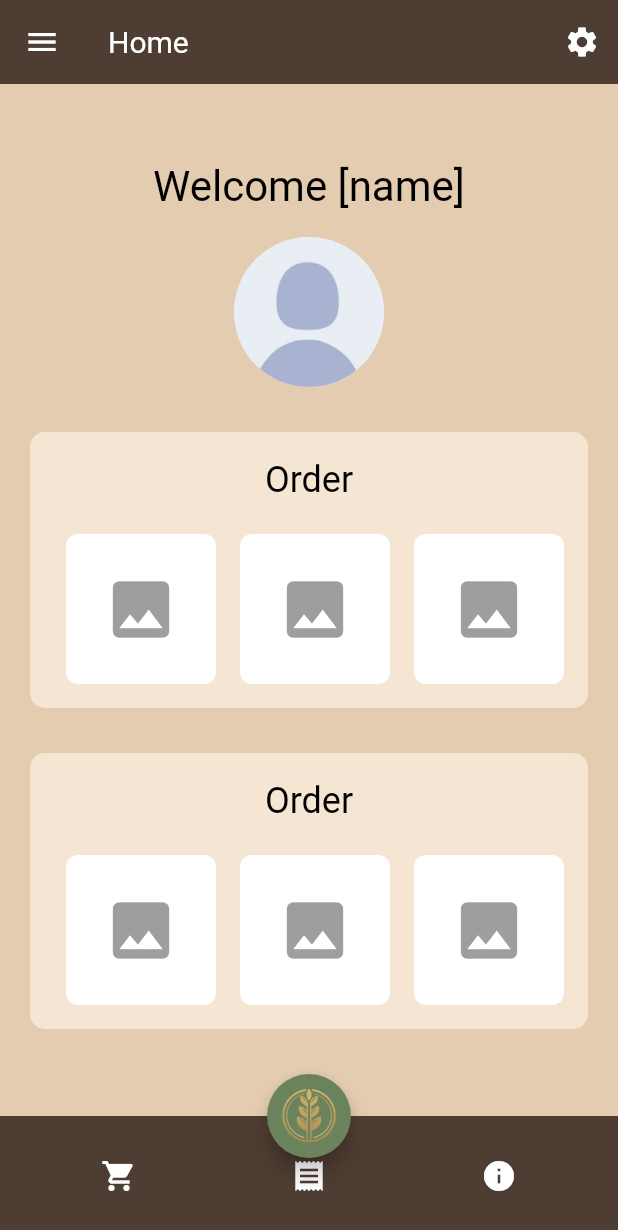
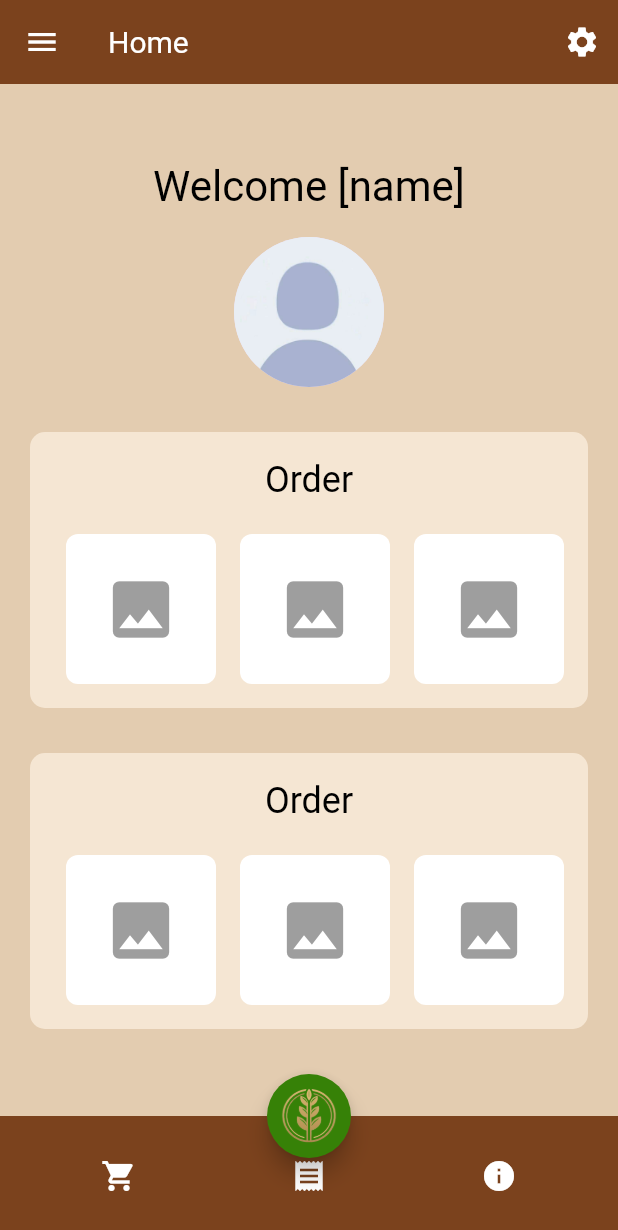
Before and after one commit to VoxMonstra/CSC-4610-Web-Warriors, a Flutter app: the screen it shows after launch, on a phone screen of 412 x 824 dp. Shown: the top 1230 px of the screen. Run offline on Flutter 3.47's test engine with Material 3 defaults, Android fonts, the light colour scheme and no system bars; our stand-ins replace google_fonts, shared_preferences.

Commit message:
Redesign: Change some colors of the UI

```diff
--- a/src/lib/screens/about.dart
+++ b/src/lib/screens/about.dart
@@ -14,7 +14,7 @@ class AboutPage extends StatelessWidget {
           'About Simple Bakery',
           style: GoogleFonts.lora(fontWeight: FontWeight.bold),
         ),
-        backgroundColor: Colors.brown,
+        backgroundColor: Color(0xFF7B421D),
       ),
       drawer: AppDrawer(currPage: Text("about")),
       body: SingleChildScrollView(
--- a/src/lib/screens/home.dart
+++ b/src/lib/screens/home.dart
@@ -10,7 +10,7 @@ class HomePage extends StatelessWidget {
       backgroundColor: Color(0xFFE3CCB0), // Light brown background
       appBar: AppBar(
         title: Text('Home'),
-        backgroundColor: Color(0xFF4E3D32),
+        backgroundColor: Color(0xFF7B421D),
         iconTheme: IconThemeData(color: Colors.white),
         actions: [
           IconButton(
--- a/src/lib/widgets/bottom_nav_bar.dart
+++ b/src/lib/widgets/bottom_nav_bar.dart
@@ -7,7 +7,7 @@ class BottomNavBar extends StatelessWidget {
   @override
   Widget build(BuildContext context) {
     return BottomAppBar(
-        color: Color(0xFF4E3D32),
+        color: Color(0xFF7B421D),
         shape: null,
         child: Row(
           mainAxisAlignment: MainAxisAlignment.spaceAround,
--- a/src/lib/widgets/home_button.dart
+++ b/src/lib/widgets/home_button.dart
@@ -7,7 +7,7 @@ class HomeButton extends StatelessWidget {
       onPressed: () {
         Navigator.pushNamed(context, '/home');
       },
-      backgroundColor: Color(0xFF6B835C),
+      backgroundColor: Color.fromARGB(255, 54, 129, 7),
       shape: CircleBorder(),
         child: Image.asset(
           'assets/newlogoTransparent.png',
```
